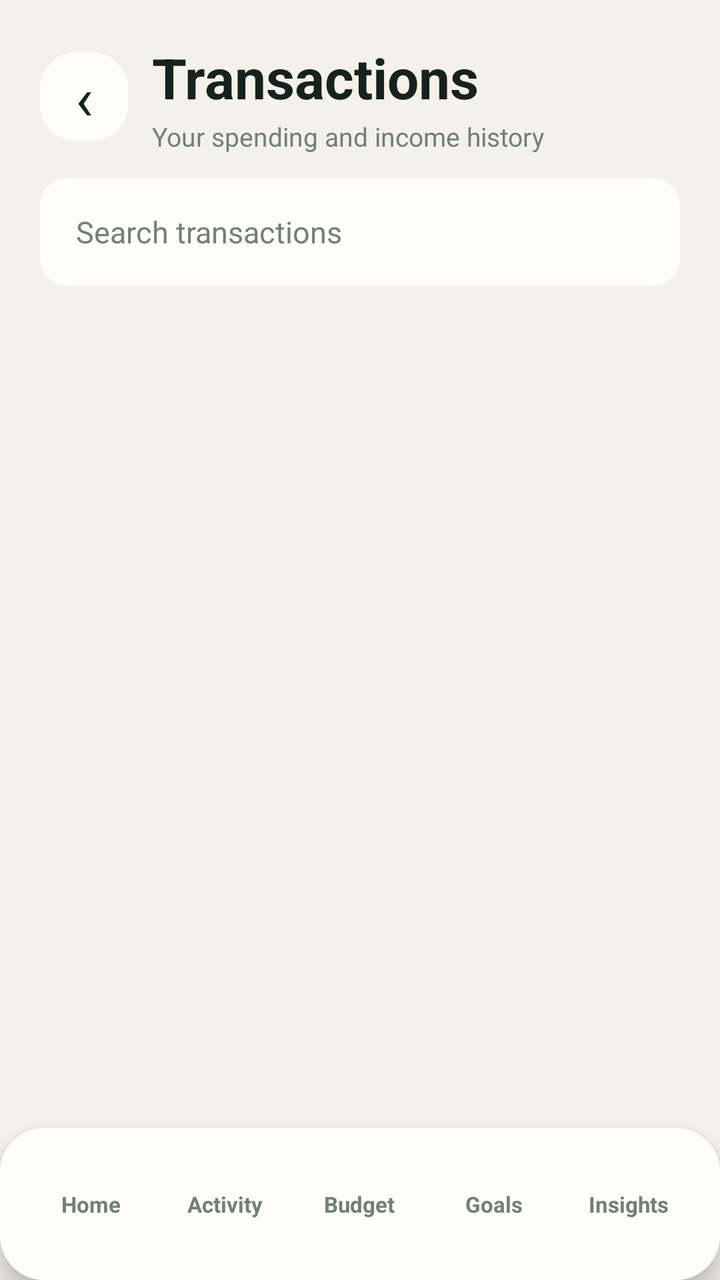
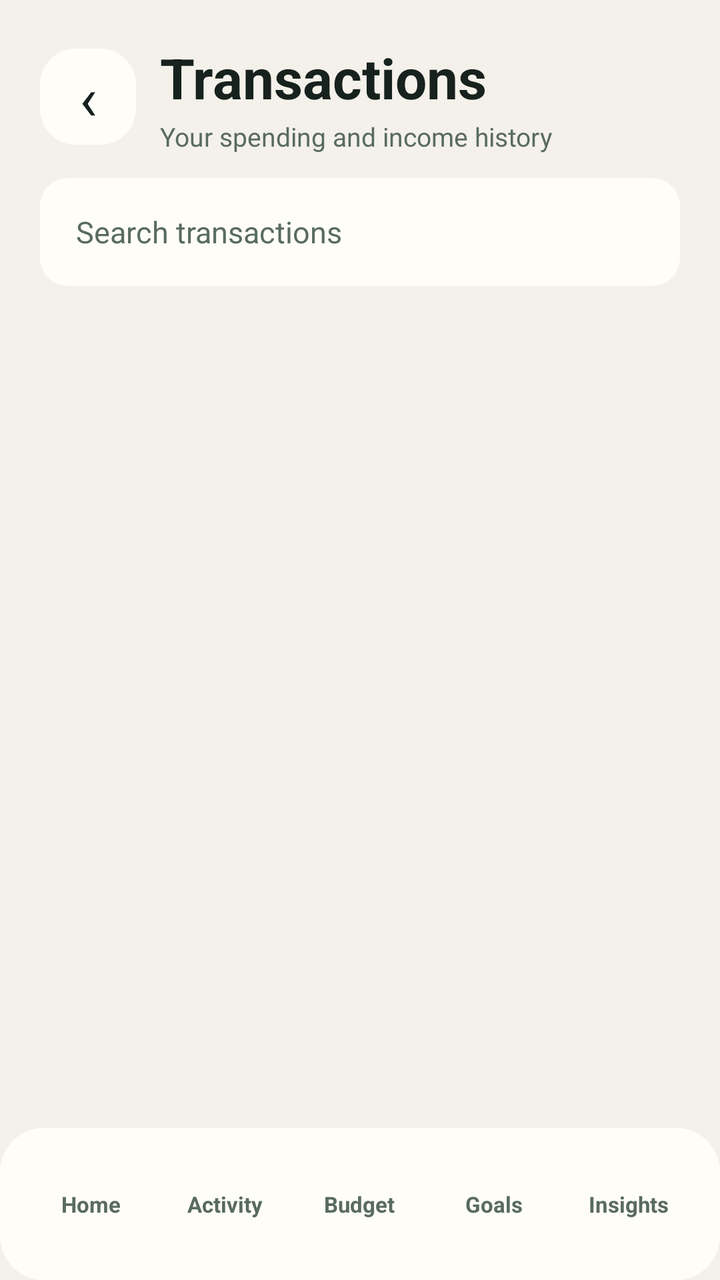

An Android layout rendered at two revisions. The XML below is the earlier revision; the diff shows what the commit changed to produce the second picture.
<!-- AndroidManifest.xml: application theme Theme.App -->
<!-- res/layout/activity_transactions.xml -->
<?xml version="1.0" encoding="utf-8"?>
<LinearLayout xmlns:android="http://schemas.android.com/apk/res/android" android:layout_width="match_parent" android:layout_height="match_parent" android:background="@color/lumen_background" android:fitsSystemWindows="true" android:orientation="vertical">
    <LinearLayout android:layout_width="match_parent" android:layout_height="wrap_content" android:orientation="horizontal" android:gravity="center_vertical" android:paddingStart="@dimen/screen_h_padding" android:paddingEnd="@dimen/screen_h_padding" android:paddingTop="20dp" android:paddingBottom="12dp">
        <TextView android:id="@+id/transactions_back" android:layout_width="44dp" android:layout_height="44dp" android:background="@drawable/action_tile_background" android:contentDescription="@string/back" android:gravity="center" android:text="‹" android:textSize="30sp" android:textColor="@color/lumen_ink" />
        <LinearLayout android:layout_width="0dp" android:layout_height="wrap_content" android:layout_weight="1" android:orientation="vertical" android:layout_marginStart="12dp">
            <TextView android:layout_width="wrap_content" android:layout_height="wrap_content" android:text="@string/activity_title" android:textColor="@color/lumen_ink" android:textSize="28sp" android:textStyle="bold" />
            <TextView android:layout_width="wrap_content" android:layout_height="wrap_content" android:layout_marginTop="2dp" android:text="@string/activity_subtitle" android:textColor="@color/lumen_muted" android:textSize="13sp" />
        </LinearLayout>
    </LinearLayout>
    <LinearLayout android:layout_width="match_parent" android:layout_height="wrap_content" android:orientation="vertical" android:paddingStart="@dimen/screen_h_padding" android:paddingEnd="@dimen/screen_h_padding" android:paddingBottom="14dp">
        <EditText android:id="@+id/transaction_search" android:layout_width="match_parent" android:layout_height="54dp" android:background="@drawable/search_field_background" android:hint="@string/search_transactions" android:inputType="text" android:paddingStart="18dp" android:paddingEnd="18dp" android:singleLine="true" android:textColor="@color/lumen_ink" android:textColorHint="@color/lumen_muted" android:textSize="15sp" />
    </LinearLayout>
    <LinearLayout android:layout_width="match_parent" android:layout_height="0dp" android:layout_weight="1" android:orientation="vertical" android:paddingStart="@dimen/screen_h_padding" android:paddingEnd="@dimen/screen_h_padding" android:paddingBottom="8dp">
        <ListView android:id="@+id/transaction_list" android:layout_width="match_parent" android:layout_height="match_parent" android:clipToPadding="false" android:divider="@null" android:dividerHeight="8dp" android:paddingBottom="12dp" />
    </LinearLayout>
    <include layout="@layout/view_bottom_navigation" />
</LinearLayout>
<!-- res/layout/view_bottom_navigation.xml (included above) -->
<?xml version="1.0" encoding="utf-8"?>
<LinearLayout xmlns:android="http://schemas.android.com/apk/res/android"
    android:id="@+id/bottom_navigation"
    android:layout_width="match_parent" android:layout_height="76dp"
    android:background="@drawable/balance_surface_background"
    android:elevation="8dp" android:gravity="center" android:orientation="horizontal"
    android:paddingStart="12dp" android:paddingEnd="12dp">
    <TextView android:id="@+id/nav_home" style="@style/BottomNavigationItem" android:background="@drawable/nav_item_background" android:contentDescription="@string/nav_home_description" android:text="@string/home" />
    <TextView android:id="@+id/nav_activity" style="@style/BottomNavigationItem" android:background="@drawable/nav_item_background" android:contentDescription="@string/nav_activity_description" android:text="@string/activity" />
    <TextView android:id="@+id/nav_budget" style="@style/BottomNavigationItem" android:background="@drawable/nav_item_background" android:contentDescription="@string/nav_budget_description" android:text="@string/budget" />
    <TextView android:id="@+id/nav_goals" style="@style/BottomNavigationItem" android:background="@drawable/nav_item_background" android:contentDescription="@string/nav_goals_description" android:text="@string/goals" />
    <TextView android:id="@+id/nav_insights" style="@style/BottomNavigationItem" android:background="@drawable/nav_item_background" android:contentDescription="@string/nav_insights_description" android:text="@string/insights" />
</LinearLayout>
<!-- resources referenced by this layout -->
<resources>
  <color name="lumen_background">#F4F1EA</color>
  <color name="lumen_ink">#17211D</color>
  <color name="lumen_muted">#718078</color>
  <dimen name="screen_h_padding">20dp</dimen>
  <!-- drawable action_tile_background (drawable) -->
  <?xml version="1.0" encoding="utf-8"?>
  <shape xmlns:android="http://schemas.android.com/apk/res/android">
      <solid android:color="@color/lumen_surface" />
      <corners android:radius="@dimen/card_radius" />
  </shape>
  <!-- drawable balance_surface_background (drawable) -->
  <?xml version="1.0" encoding="utf-8"?>
  <shape xmlns:android="http://schemas.android.com/apk/res/android" android:shape="rectangle">
      <solid android:color="@color/lumen_surface" />
      <corners android:radius="22dp" />
  </shape>
  <!-- drawable nav_item_background (drawable) -->
  <?xml version="1.0" encoding="utf-8"?>
  <selector xmlns:android="http://schemas.android.com/apk/res/android">
      <item android:state_selected="true" android:drawable="@drawable/nav_item_selected" />
      <item android:state_pressed="true" android:drawable="@drawable/nav_item_selected" />
      <item android:drawable="@drawable/nav_item_unselected" />
  </selector>
  <!-- drawable search_field_background (drawable) -->
  <?xml version="1.0" encoding="utf-8"?>
  <shape xmlns:android="http://schemas.android.com/apk/res/android">
      <solid android:color="@color/lumen_surface" />
      <corners android:radius="@dimen/control_radius" />
  </shape>
  <string name="activity">Activity</string>
  <string name="activity_subtitle">Your spending and income history</string>
  <string name="activity_title">Transactions</string>
  <string name="back">Back</string>
  <string name="budget">Budget</string>
  <string name="goals">Goals</string>
  <string name="home">Home</string>
  <string name="insights">Insights</string>
  <string name="nav_activity_description">Open activity</string>
  <string name="nav_budget_description">Open budget</string>
  <string name="nav_goals_description">Open goals</string>
  <string name="nav_home_description">Open dashboard</string>
  <string name="nav_insights_description">Open insights</string>
  <string name="search_transactions">Search transactions</string>
  <style name="Theme.App" parent="android:Theme.Material.Light.NoActionBar">
          <item name="android:colorPrimary">@color/lumen_accent</item>
          <item name="android:colorAccent">@color/lumen_accent</item>
          <item name="android:windowLightStatusBar">true</item>
          <item name="android:statusBarColor">@color/lumen_background</item>
          <item name="android:navigationBarColor">@color/lumen_surface</item>
          <item name="android:windowLightNavigationBar">true</item>
          <item name="android:windowAnimationStyle">@style/AppWindowAnimation</item>
      </style>
  <color name="lumen_surface">#FFFDF8</color>
  <dimen name="card_radius">18dp</dimen>
  <!-- drawable nav_item_selected (drawable) -->
  <?xml version="1.0" encoding="utf-8"?>
  <shape xmlns:android="http://schemas.android.com/apk/res/android">
      <solid android:color="@color/lumen_accent" />
      <corners android:radius="20dp" />
  </shape>
  <!-- drawable nav_item_unselected (drawable) -->
  <?xml version="1.0" encoding="utf-8"?>
  <shape xmlns:android="http://schemas.android.com/apk/res/android">
      <solid android:color="@android:color/transparent" />
      <corners android:radius="20dp" />
  </shape>
  <dimen name="control_radius">14dp</dimen>
  <color name="lumen_accent">#176B55</color>
  <!-- unchanged entries left out for length: 2 -->
</resources>

<!-- the commit's change to res/layout/activity_transactions.xml (unified diff, before → after) -->
@@ -1,7 +1,7 @@
 <?xml version="1.0" encoding="utf-8"?>
 <LinearLayout xmlns:android="http://schemas.android.com/apk/res/android" android:layout_width="match_parent" android:layout_height="match_parent" android:background="@color/lumen_background" android:fitsSystemWindows="true" android:orientation="vertical">
     <LinearLayout android:layout_width="match_parent" android:layout_height="wrap_content" android:orientation="horizontal" android:gravity="center_vertical" android:paddingStart="@dimen/screen_h_padding" android:paddingEnd="@dimen/screen_h_padding" android:paddingTop="20dp" android:paddingBottom="12dp">
-        <TextView android:id="@+id/transactions_back" android:layout_width="44dp" android:layout_height="44dp" android:background="@drawable/action_tile_background" android:contentDescription="@string/back" android:gravity="center" android:text="‹" android:textSize="30sp" android:textColor="@color/lumen_ink" />
+        <TextView android:id="@+id/transactions_back" android:layout_width="48dp" android:layout_height="48dp" android:background="@drawable/action_tile_background" android:contentDescription="@string/back" android:gravity="center" android:text="‹" android:textSize="30sp" android:textColor="@color/lumen_ink" />
         <LinearLayout android:layout_width="0dp" android:layout_height="wrap_content" android:layout_weight="1" android:orientation="vertical" android:layout_marginStart="12dp">
             <TextView android:layout_width="wrap_content" android:layout_height="wrap_content" android:text="@string/activity_title" android:textColor="@color/lumen_ink" android:textSize="28sp" android:textStyle="bold" />
             <TextView android:layout_width="wrap_content" android:layout_height="wrap_content" android:layout_marginTop="2dp" android:text="@string/activity_subtitle" android:textColor="@color/lumen_muted" android:textSize="13sp" />
@@ -21,7 +21,7 @@
     android:id="@+id/bottom_navigation"
     android:layout_width="match_parent" android:layout_height="76dp"
     android:background="@drawable/balance_surface_background"
-    android:elevation="8dp" android:gravity="center" android:orientation="horizontal"
+    android:elevation="0dp" android:gravity="center" android:orientation="horizontal"
     android:paddingStart="12dp" android:paddingEnd="12dp">
     <TextView android:id="@+id/nav_home" style="@style/BottomNavigationItem" android:background="@drawable/nav_item_background" android:contentDescription="@string/nav_home_description" android:text="@string/home" />
     <TextView android:id="@+id/nav_activity" style="@style/BottomNavigationItem" android:background="@drawable/nav_item_background" android:contentDescription="@string/nav_activity_description" android:text="@string/activity" />
<!-- resource entries referenced after the edit -->
@@ -2,7 +2,7 @@
 <resources>
   <color name="lumen_background">#F4F1EA</color>
   <color name="lumen_ink">#17211D</color>
-  <color name="lumen_muted">#718078</color>
+  <color name="lumen_muted">#596B60</color>
   <dimen name="screen_h_padding">20dp</dimen>
   <!-- drawable action_tile_background (drawable) -->
   <?xml version="1.0" encoding="utf-8"?>
